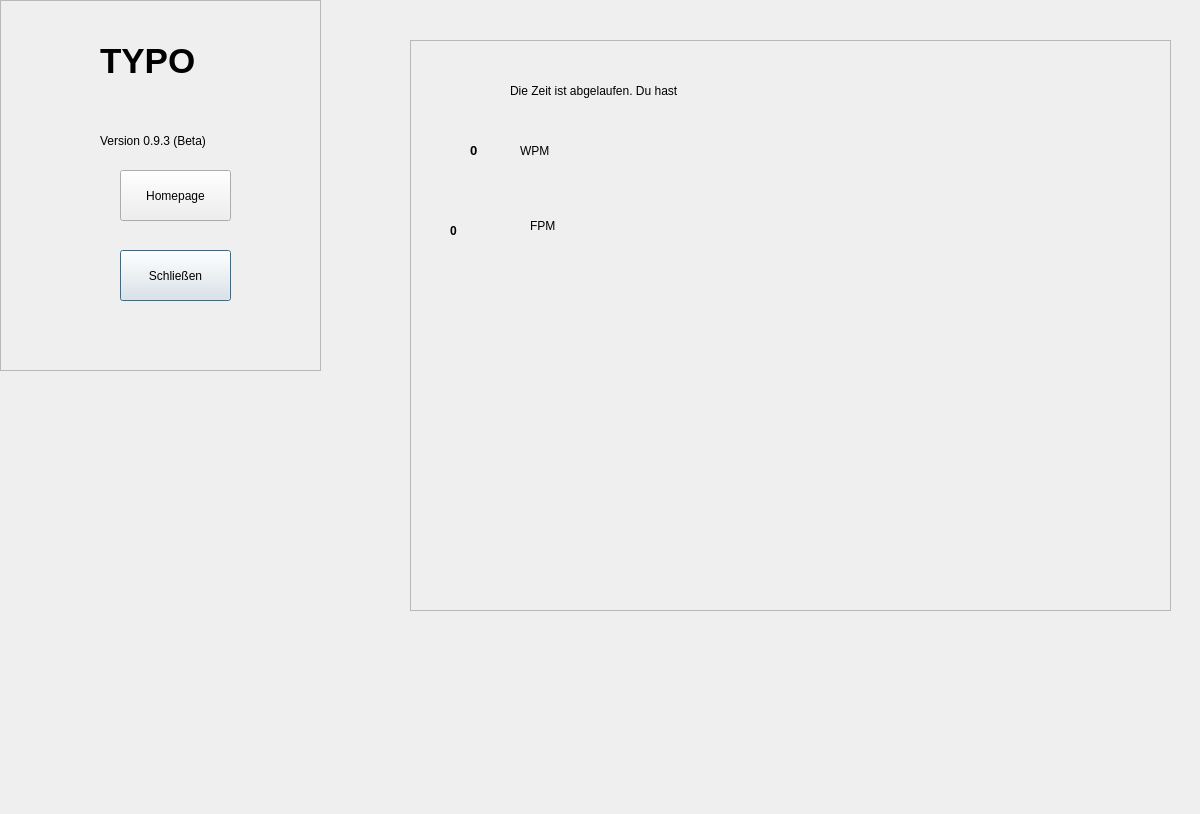
First picture: the form in Typo_aktuelle_arbeitsversion/info.ui, repository gaffli/typo, before the edit.
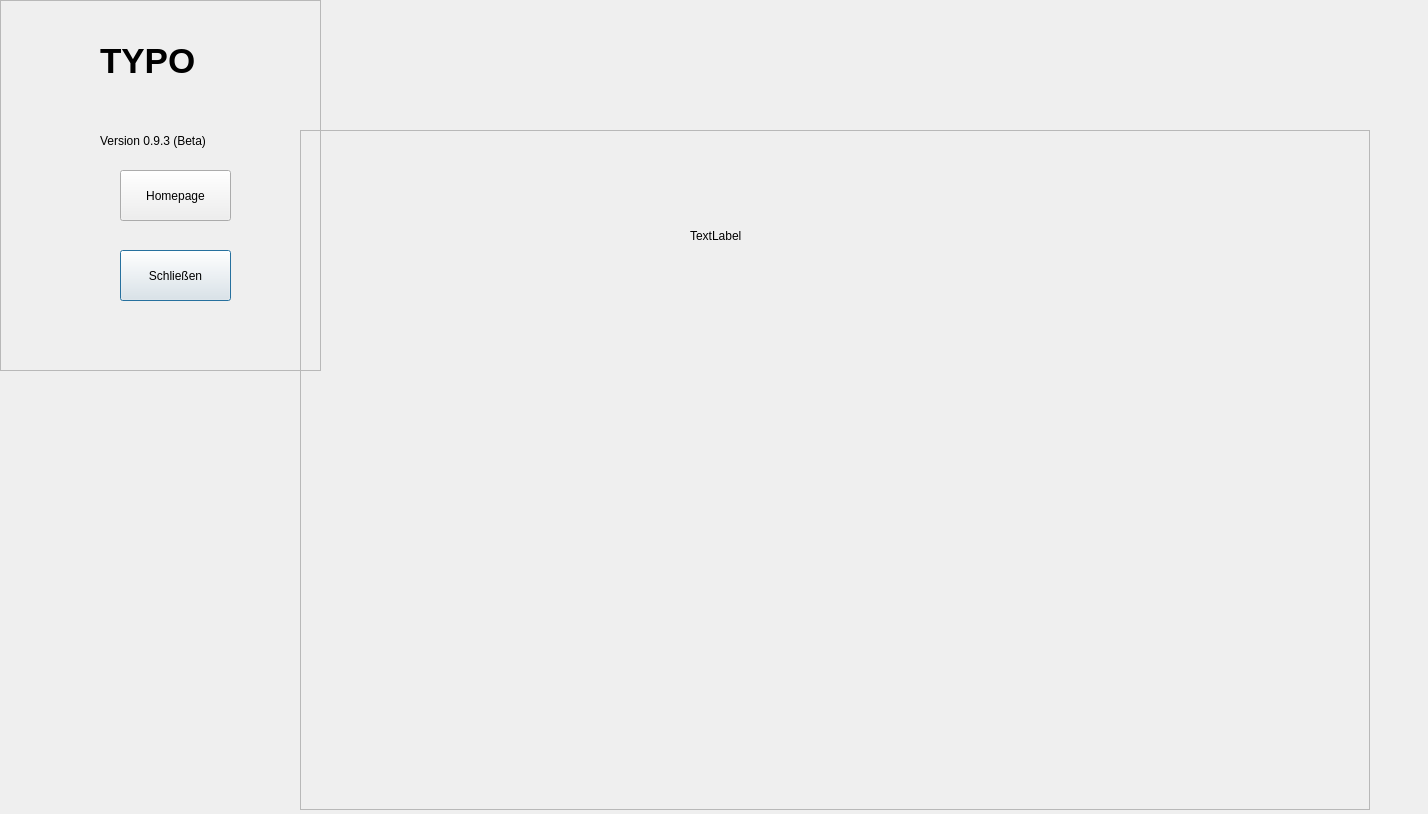
Second picture: the form after the edit.

```diff
--- a/Typo_aktuelle_arbeitsversion/info.ui
+++ b/Typo_aktuelle_arbeitsversion/info.ui
@@ -6,7 +6,7 @@
    <rect>
     <x>0</x>
     <y>0</y>
-    <width>1200</width>
+    <width>1428</width>
     <height>814</height>
    </rect>
   </property>
@@ -92,10 +92,10 @@
   <widget class="QFrame" name="frame_2">
    <property name="geometry">
     <rect>
-     <x>410</x>
-     <y>40</y>
-     <width>761</width>
-     <height>571</height>
+     <x>300</x>
+     <y>130</y>
+     <width>1070</width>
+     <height>680</height>
     </rect>
    </property>
    <property name="frameShape">
@@ -107,80 +107,14 @@
    <widget class="QLabel" name="label_3">
     <property name="geometry">
      <rect>
-      <x>100</x>
-      <y>30</y>
-      <width>171</width>
-      <height>41</height>
+      <x>390</x>
+      <y>50</y>
+      <width>361</width>
+      <height>111</height>
      </rect>
     </property>
     <property name="text">
-     <string>Die Zeit ist abgelaufen. Du hast</string>
-    </property>
-   </widget>
-   <widget class="QLabel" name="label_wpm">
-    <property name="geometry">
-     <rect>
-      <x>60</x>
-      <y>90</y>
-      <width>71</width>
-      <height>41</height>
-     </rect>
-    </property>
-    <property name="font">
-     <font>
-      <pointsize>10</pointsize>
-      <weight>75</weight>
-      <bold>true</bold>
-     </font>
-    </property>
-    <property name="text">
-     <string>0</string>
-    </property>
-   </widget>
-   <widget class="QLabel" name="label_4">
-    <property name="geometry">
-     <rect>
-      <x>110</x>
-      <y>90</y>
-      <width>91</width>
-      <height>41</height>
-     </rect>
-    </property>
-    <property name="text">
-     <string>WPM</string>
-    </property>
-   </widget>
-   <widget class="QLabel" name="label_5">
-    <property name="geometry">
-     <rect>
-      <x>120</x>
-      <y>160</y>
-      <width>91</width>
-      <height>51</height>
-     </rect>
-    </property>
-    <property name="text">
-     <string>FPM</string>
-    </property>
-   </widget>
-   <widget class="QLabel" name="label_fpm">
-    <property name="geometry">
-     <rect>
-      <x>40</x>
-      <y>170</y>
-      <width>61</width>
-      <height>41</height>
-     </rect>
-    </property>
-    <property name="font">
-     <font>
-      <pointsize>9</pointsize>
-      <weight>75</weight>
-      <bold>true</bold>
-     </font>
-    </property>
-    <property name="text">
-     <string>0</string>
+     <string>TextLabel</string>
     </property>
    </widget>
   </widget>
```
Left out of the diff: 4 changed lines with no effect on the pictures.
